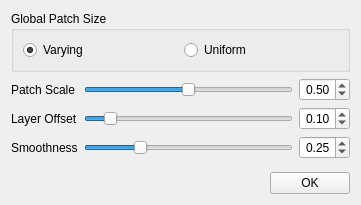
First picture: the form in forms/NeoWeavePanel.ui, repository TopModLab/Unfolding, before the edit.
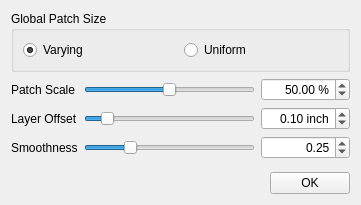
Second picture: the form after the edit.

Commit message: layer offset now shows accurate inch info

```diff
--- a/forms/NeoWeavePanel.ui
+++ b/forms/NeoWeavePanel.ui
@@ -70,14 +70,17 @@
        <property name="alignment">
         <set>Qt::AlignRight|Qt::AlignTrailing|Qt::AlignVCenter</set>
        </property>
+       <property name="suffix">
+        <string> %</string>
+       </property>
        <property name="maximum">
-        <double>1.000000000000000</double>
+        <double>100.000000000000000</double>
        </property>
        <property name="singleStep">
         <double>0.100000000000000</double>
        </property>
        <property name="value">
-        <double>0.500000000000000</double>
+        <double>50.000000000000000</double>
        </property>
       </widget>
      </item>
@@ -117,8 +120,11 @@
        <property name="alignment">
         <set>Qt::AlignRight|Qt::AlignTrailing|Qt::AlignVCenter</set>
        </property>
+       <property name="suffix">
+        <string> inch</string>
+       </property>
        <property name="maximum">
-        <double>1.000000000000000</double>
+        <double>300.000000000000000</double>
        </property>
        <property name="singleStep">
         <double>0.010000000000000</double>
```
Left out of the diff: 2 changed lines with no effect on the pictures. The commit also changes 4 other files.
